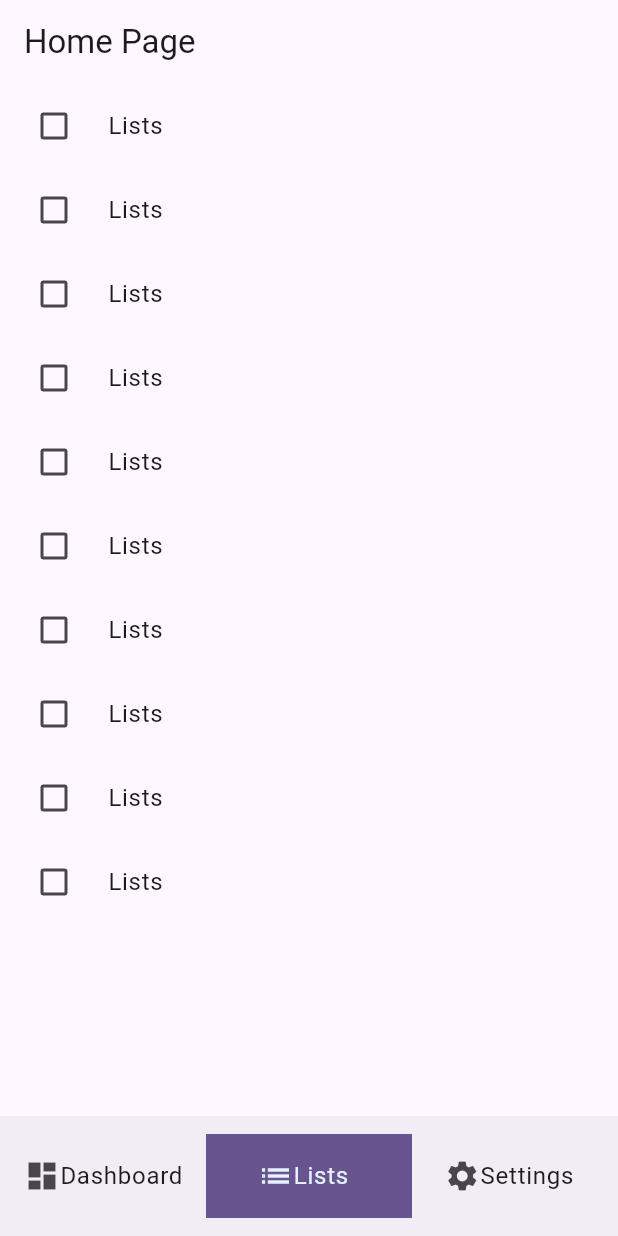
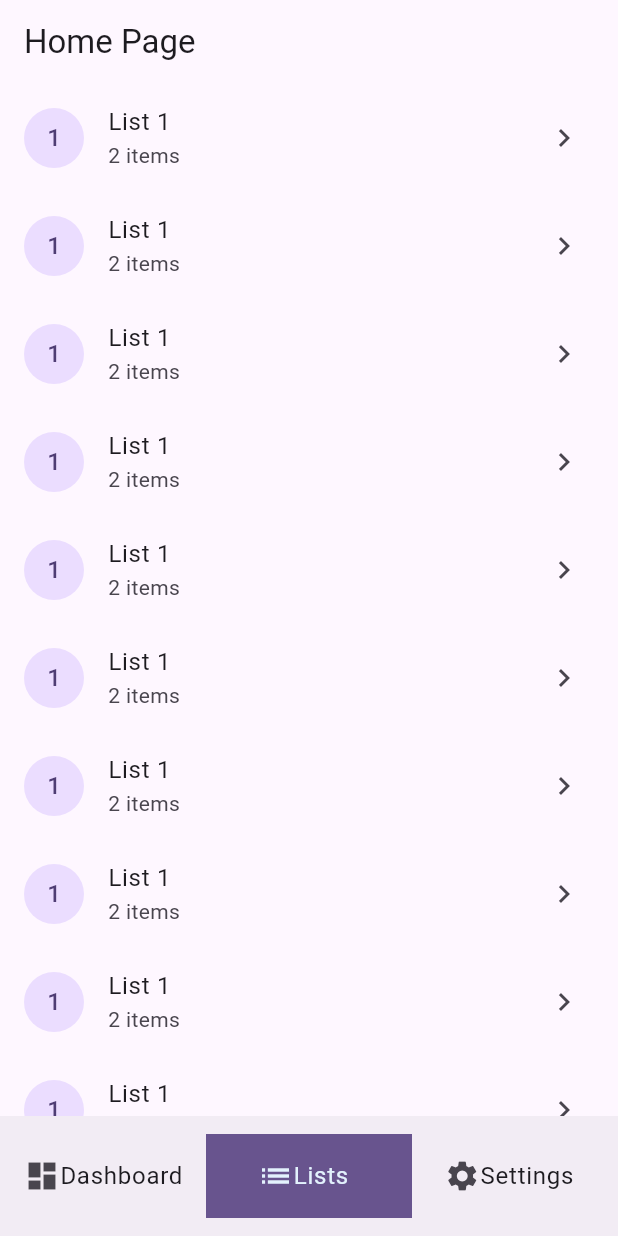
Before and after one commit to KillerBean/lista_compartilhada, a Flutter app: the screen it shows after launch, item 2 of the bottom bar chosen, on a phone screen of 412 x 824 dp. Run offline on Flutter 3.47's test engine with Material 3 defaults, Android fonts, the phone set to English and light mode, and no system bars; our stand-ins replace flutter_modular.

Commit message:
inclui uma página de detalhes da lista

```diff
--- a/lib/src/pages/lists/lists_module.dart
+++ b/lib/src/pages/lists/lists_module.dart
@@ -1,6 +1,7 @@
 import 'package:flutter_modular/flutter_modular.dart';
 import 'package:lista_compartilhada/src/core/core_module.dart';
 import 'package:lista_compartilhada/src/pages/lists/lists_page.dart';
+import 'package:lista_compartilhada/src/pages/lists/list_detail/list_detail_page.dart';
 
 class ListsModule extends Module {
   @override
@@ -11,6 +12,7 @@ class ListsModule extends Module {
 
   @override
   void routes(r) {
-    r.child('/', child: (context) => const ListsPageWidget());
+    r.child('/', child: (context) => ListsPageWidget());
+    r.child('/details/:id', child: (context) => const ListDetailPage());
   }
 }
--- a/lib/src/pages/lists/lists_page.dart
+++ b/lib/src/pages/lists/lists_page.dart
@@ -1,15 +1,28 @@
 import 'package:flutter/material.dart';
-import 'package:lista_compartilhada/src/pages/lists/list_item/list_item_widget.dart';
+import 'package:flutter_modular/flutter_modular.dart';
+import 'package:lista_compartilhada/src/pages/home/home_store.dart';
 
 class ListsPageWidget extends StatelessWidget {
-  const ListsPageWidget({super.key});
+  ListsPageWidget({super.key});
+  final homeStore = Modular.get<HomeStore>();
 
   @override
   Widget build(BuildContext context) {
     return ListView.builder(
       itemCount: 10,
       itemBuilder: (BuildContext context, int index) {
-        return const ListItemWidget();
+        return ListTile(
+          onTap: () => {
+            homeStore.setForceModularPop(true, '/lists/'),
+            Modular.to.navigate('/lists/details/'),
+          },
+          leading: const CircleAvatar(
+            child: Text('1'),
+          ),
+          title: const Text('List 1'),
+          subtitle: const Text('2 items'),
+          trailing: const Icon(Icons.chevron_right),
+        );
       },
     );
   }
```
Also changed, not shown: lib/src/pages/lists/list_detail/list_detail_page.dart (added, +24 -0 lines).
